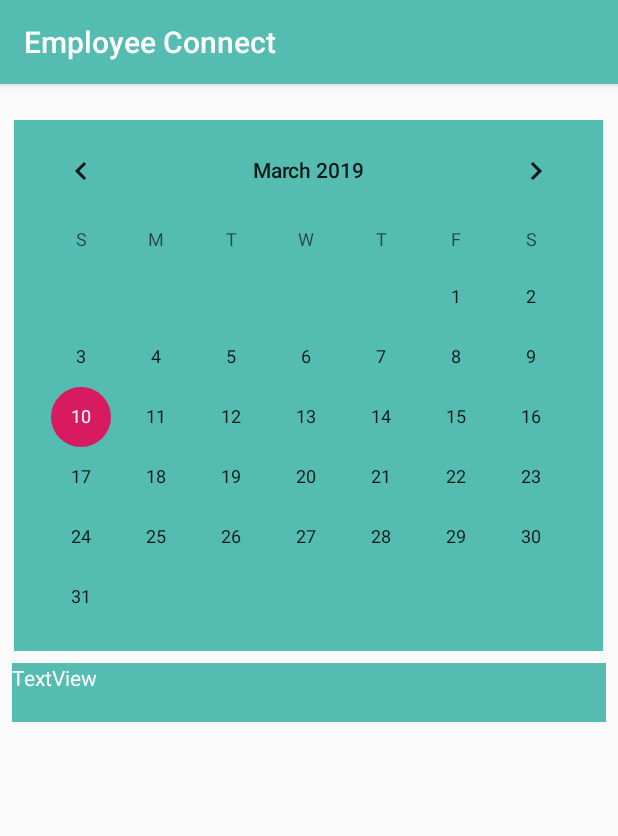
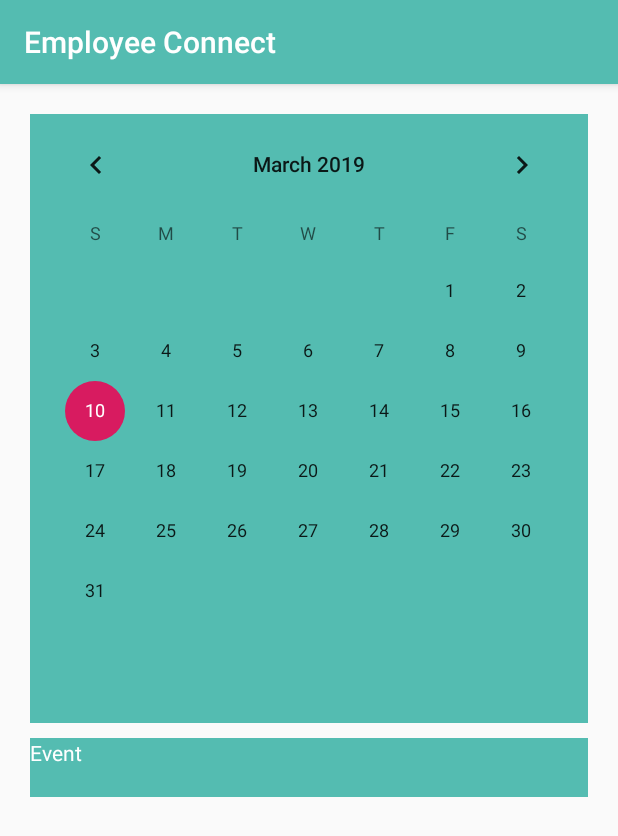
Before and after one commit to PabloWinter/Employee-Connect, an Android app: the ScheduleActivity screen opened directly, with no data from a screen before it, on a phone screen of 412 x 824 dp. Shown: the top 836 px of the screen. Run offline under Robolectric (Android 15) with nearby library versions, the phone set to English and light mode, and no system bars.

Commit message:
fixed layout responsiveness in login and schedule page

```diff
--- a/EmployeeConnect/app/src/main/AndroidManifest.xml
+++ b/EmployeeConnect/app/src/main/AndroidManifest.xml
@@ -9,7 +9,8 @@
         android:roundIcon="@mipmap/ic_launcher_round"
         android:supportsRtl="true"
         android:theme="@style/AppTheme">
-        <activity android:name=".SignUp"></activity>
+        <activity android:name=".LoginActivity"></activity>
+        <activity android:name=".SignUp" />
         <activity android:name=".ScheduleActivity">
 
             <!-- <intent-filter> -->
@@ -30,7 +31,7 @@
         <activity
             android:name=".Navigation"
             android:label="@string/app_name"
-            android:theme="@style/AppTheme.NoActionBar"></activity>
+            android:theme="@style/AppTheme.NoActionBar" />
     </application>
 
 </manifest>
--- a/EmployeeConnect/app/src/main/res/layout/activity_schedule.xml
+++ b/EmployeeConnect/app/src/main/res/layout/activity_schedule.xml
@@ -1,39 +1,41 @@
 <?xml version="1.0" encoding="utf-8"?>
-<android.support.constraint.ConstraintLayout xmlns:android="http://schemas.android.com/apk/res/android"
+<LinearLayout xmlns:android="http://schemas.android.com/apk/res/android"
     xmlns:app="http://schemas.android.com/apk/res-auto"
     xmlns:tools="http://schemas.android.com/tools"
     android:layout_width="match_parent"
     android:layout_height="match_parent"
-    tools:context=".ScheduleActivity">
+    tools:context=".ScheduleActivity"
+    android:orientation="vertical"
+    android:padding="20dp">
 
     <CalendarView
         android:id="@+id/calendarView"
         android:layout_width="match_parent"
-        android:layout_height="354dp"
-        android:layout_marginStart="9dp"
-        android:layout_marginTop="24dp"
-        android:layout_marginEnd="10dp"
+        android:layout_height="wrap_content"
         android:background="@color/colorPrimary"
-        app:layout_constraintEnd_toEndOf="parent"
-        app:layout_constraintHorizontal_bias="0.0"
-        app:layout_constraintStart_toStartOf="parent"
-        app:layout_constraintTop_toTopOf="parent" />
+        android:layout_weight="1"/>
 
-    <TextView
-        android:id="@+id/textView"
+    <ScrollView
         android:layout_width="match_parent"
-        android:layout_height="39dp"
-        android:layout_marginStart="8dp"
-        android:layout_marginTop="8dp"
-        android:layout_marginEnd="8dp"
-        android:layout_marginBottom="56dp"
-        android:background="@color/colorPrimary"
-        android:text="TextView"
-        android:textColor="@android:color/background_light"
-        app:layout_constraintBottom_toBottomOf="parent"
-        app:layout_constraintEnd_toEndOf="parent"
-        app:layout_constraintHorizontal_bias="1.0"
-        app:layout_constraintStart_toStartOf="parent"
-        app:layout_constraintTop_toBottomOf="@+id/calendarView"
-        app:layout_constraintVertical_bias="0.0" />
-</android.support.constraint.ConstraintLayout>
+        android:layout_height="wrap_content"
+        android:layout_marginTop="10dp"
+        android:layout_weight="4">
+
+        <LinearLayout
+            android:layout_width="match_parent"
+            android:layout_height="wrap_content"
+            android:orientation="vertical">
+
+            <TextView
+                android:id="@+id/textView"
+                android:layout_width="match_parent"
+                android:layout_height="39dp"
+                android:background="@color/colorPrimary"
+                android:text="@string/ex_event"
+                android:textColor="@android:color/background_light" />
+
+        </LinearLayout>
+
+    </ScrollView>
+
+</LinearLayout>
--- a/EmployeeConnect/app/src/main/res/layout/activity_signup.xml
+++ b/EmployeeConnect/app/src/main/res/layout/activity_signup.xml
@@ -12,8 +12,7 @@
         android:layout_marginStart="20dp"
         android:layout_marginEnd="20dp"
         android:orientation="vertical"
-        android:layout_gravity="center"
-        >
+        android:layout_gravity="center">
 
         <ImageView
             android:layout_width="@dimen/app_logo_width"
@@ -97,8 +96,7 @@
             android:textStyle="bold"
             android:layout_gravity="center"
             android:layout_marginTop="10dp"
-            android:onClick="openLogin"
-            />
+            android:onClick="openLogin" />
 
         <Button
             android:layout_width="wrap_content"
--- a/EmployeeConnect/app/src/main/res/values/strings.xml
+++ b/EmployeeConnect/app/src/main/res/values/strings.xml
@@ -25,4 +25,8 @@
     <string name="log_in_now_text">Already have an account. Log In Now.</string>
     <string name="sign_up_now_text">Don\'t have an account. Sign Up Now.</string>
     <string name="app_logo_description">App Logo</string>
+    <string name="ex_msg">Sender Name</string>
+    <string name="ex_time">time</string>
+    <string name="ex_msg_body">Text Message</string>
+    <string name="ex_event">Event</string>
 </resources>
```
Also changed, not shown: EmployeeConnect/app/src/main/java/ca/bvc/employeeconnect/LoginActivity.java (added, +25 -0 lines), EmployeeConnect/app/src/main/java/ca/bvc/employeeconnect/MainActivity.java (+0 -23 lines), EmployeeConnect/app/src/main/res/layout/activity_login.xml (added, +56 -0 lines), EmployeeConnect/app/src/main/res/layout/activity_main.xml (+0 -69 lines), EmployeeConnect/app/src/main/res/layout/chat_message.xml (+4 -4 lines).
